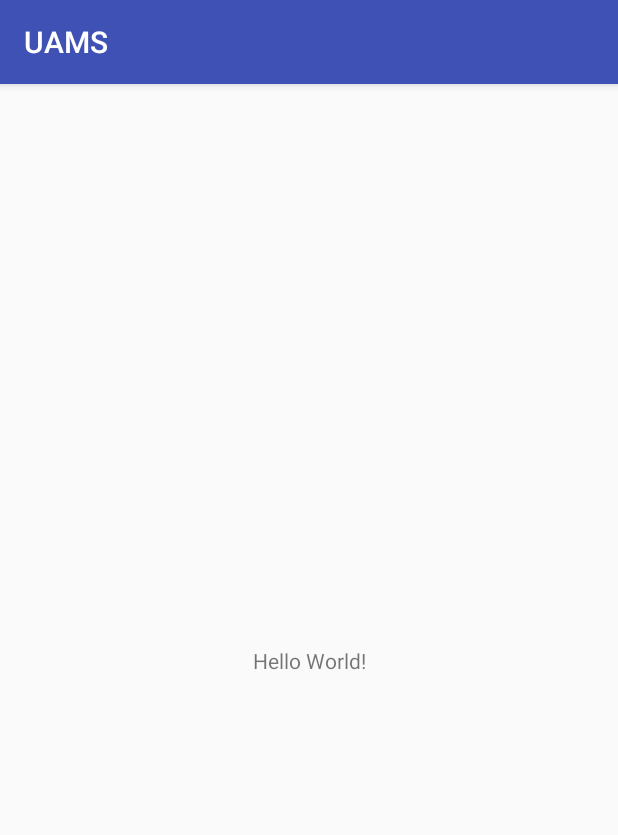
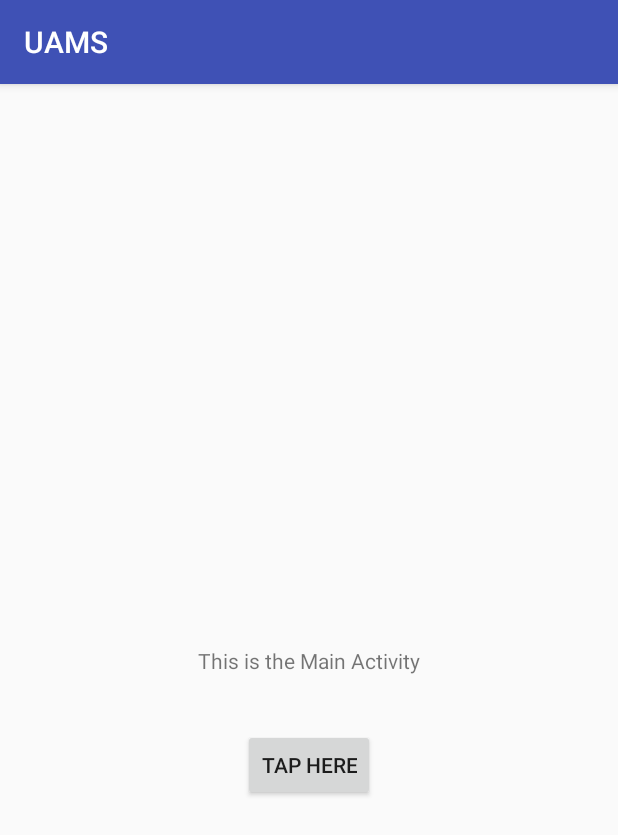
Before and after one commit to ericjames94/SD-Fall2017, an Android app: the screen it shows after launch (MainActivity), on a phone screen of 412 x 824 dp. Shown: the top 835 px of the screen. Run offline under Robolectric (Android 15) with nearby library versions, the phone set to English and light mode, and no system bars.

Commit message:
Second Activity Test
Added second activity, Activity2, and added button to MainActivity that starts Activity2

```diff
--- a/UAMS/app/src/main/AndroidManifest.xml
+++ b/UAMS/app/src/main/AndroidManifest.xml
@@ -16,6 +16,8 @@
                 <category android:name="android.intent.category.LAUNCHER" />
             </intent-filter>
         </activity>
+        <activity android:name=".Activity2">
+        </activity>
     </application>
 
 </manifest>
--- a/UAMS/app/src/main/java/sd/group3/uams/MainActivity.java
+++ b/UAMS/app/src/main/java/sd/group3/uams/MainActivity.java
@@ -1,7 +1,11 @@
 package sd.group3.uams;
 
+import android.content.Intent;
 import android.support.v7.app.AppCompatActivity;
 import android.os.Bundle;
+import android.widget.Button;
+import android.view.View;
+
 
 public class MainActivity extends AppCompatActivity {
 
@@ -9,5 +13,15 @@ public class MainActivity extends AppCompatActivity {
     protected void onCreate(Bundle savedInstanceState) {
         super.onCreate(savedInstanceState);
         setContentView(R.layout.activity_main);
+
+        Button btn = (Button)findViewById(R.id.button);
+
+        btn.setOnClickListener(new View.OnClickListener() {
+            @Override
+            public void onClick(View v) {
+                startActivity(new Intent(MainActivity.this, Activity2.class));
+            }
+        });
+
     }
 }
--- a/UAMS/app/src/main/res/layout/activity_main.xml
+++ b/UAMS/app/src/main/res/layout/activity_main.xml
@@ -9,10 +9,25 @@
     <TextView
         android:layout_width="wrap_content"
         android:layout_height="wrap_content"
-        android:text="Hello World!"
+        android:text="This is the Main Activity"
         app:layout_constraintBottom_toBottomOf="parent"
         app:layout_constraintLeft_toLeftOf="parent"
         app:layout_constraintRight_toRightOf="parent"
         app:layout_constraintTop_toTopOf="parent" />
 
+    <Button
+        android:id="@+id/button"
+        android:layout_width="wrap_content"
+        android:layout_height="wrap_content"
+        android:text="Tap Here"
+        android:layout_marginLeft="8dp"
+        app:layout_constraintLeft_toLeftOf="parent"
+        android:layout_marginRight="8dp"
+        app:layout_constraintRight_toRightOf="parent"
+        app:layout_constraintBottom_toBottomOf="parent"
+        android:layout_marginBottom="8dp"
+        app:layout_constraintTop_toTopOf="parent"
+        android:layout_marginTop="8dp"
+        app:layout_constraintVertical_bias="0.599" />
+
 </android.support.constraint.ConstraintLayout>
```
Also changed, not shown: UAMS/app/src/main/java/sd/group3/uams/Activity2.java (added, +17 -0 lines), UAMS/app/src/main/res/layout/activity_2.xml (added, +22 -0 lines).
